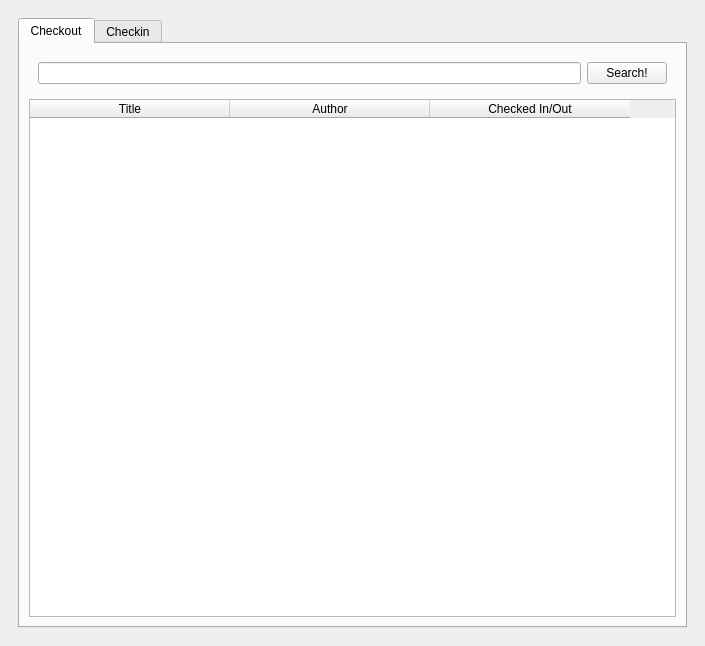
The window that checkout.ui (sbadame/checkout) describes before a commit, drawn with Qt 5.
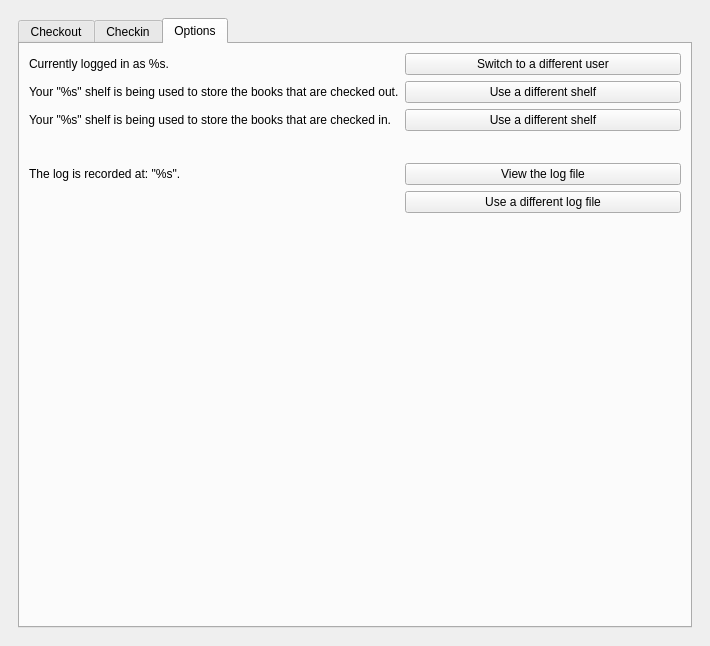
The same window after the commit.

Commit message: Starting to add the options menu

```diff
--- a/checkout.ui
+++ b/checkout.ui
@@ -6,7 +6,7 @@
    <rect>
     <x>0</x>
     <y>0</y>
-    <width>705</width>
+    <width>710</width>
     <height>646</height>
    </rect>
   </property>
@@ -21,7 +21,7 @@
        <item>
         <widget class="QTabWidget" name="tabWidget">
          <property name="currentIndex">
-          <number>0</number>
+          <number>2</number>
          </property>
          <widget class="QWidget" name="checkout_tab">
           <attribute name="title">
@@ -137,6 +137,92 @@
            </item>
           </layout>
          </widget>
+         <widget class="QWidget" name="tab">
+          <attribute name="title">
+           <string>Options</string>
+          </attribute>
+          <layout class="QFormLayout" name="formLayout_2">
+           <property name="fieldGrowthPolicy">
+            <enum>QFormLayout::AllNonFixedFieldsGrow</enum>
+           </property>
+           <item row="2" column="0">
+            <widget class="QLabel" name="user_label">
+             <property name="text">
+              <string>Currently logged in as %s.</string>
+             </property>
+            </widget>
+           </item>
+           <item row="2" column="1">
+            <widget class="QPushButton" name="switch_user_button">
+             <property name="text">
+              <string>Switch to a different user</string>
+             </property>
+            </widget>
+           </item>
+           <item row="3" column="0">
+            <widget class="QLabel" name="checkedout_shelf_label">
+             <property name="text">
+              <string>Your &quot;%s&quot; shelf is being used to store the books that are checked out.</string>
+             </property>
+            </widget>
+           </item>
+           <item row="3" column="1">
+            <widget class="QPushButton" name="pushButton">
+             <property name="text">
+              <string>Use a different shelf</string>
+             </property>
+            </widget>
+           </item>
+           <item row="4" column="0">
+            <widget class="QLabel" name="checkedin_shelf_label">
+             <property name="text">
+              <string>Your &quot;%s&quot; shelf is being used to store the books that are checked in.</string>
+             </property>
+            </widget>
+           </item>
+           <item row="4" column="1">
+            <widget class="QPushButton" name="pushButton_2">
+             <property name="text">
+              <string>Use a different shelf</string>
+             </property>
+            </widget>
+           </item>
+           <item row="5" column="0" colspan="2">
+            <spacer name="horizontalSpacer">
+             <property name="orientation">
+              <enum>Qt::Horizontal</enum>
+             </property>
+             <property name="sizeHint" stdset="0">
+              <size>
+               <width>40</width>
+               <height>20</height>
+              </size>
+             </property>
+            </spacer>
+           </item>
+           <item row="6" column="1">
+            <widget class="QPushButton" name="pushButton_4">
+             <property name="text">
+              <string>View the log file</string>
+             </property>
+            </widget>
+           </item>
+           <item row="6" column="0">
+            <widget class="QLabel" name="label">
+             <property name="text">
+              <string>The log is recorded at: &quot;%s&quot;.</string>
+             </property>
+            </widget>
+           </item>
+           <item row="8" column="1">
+            <widget class="QPushButton" name="pushButton_3">
+             <property name="text">
+              <string>Use a different log file</string>
+             </property>
+            </widget>
+           </item>
+          </layout>
+         </widget>
         </widget>
        </item>
       </layout>
```
The commit also changes 1 other file.
